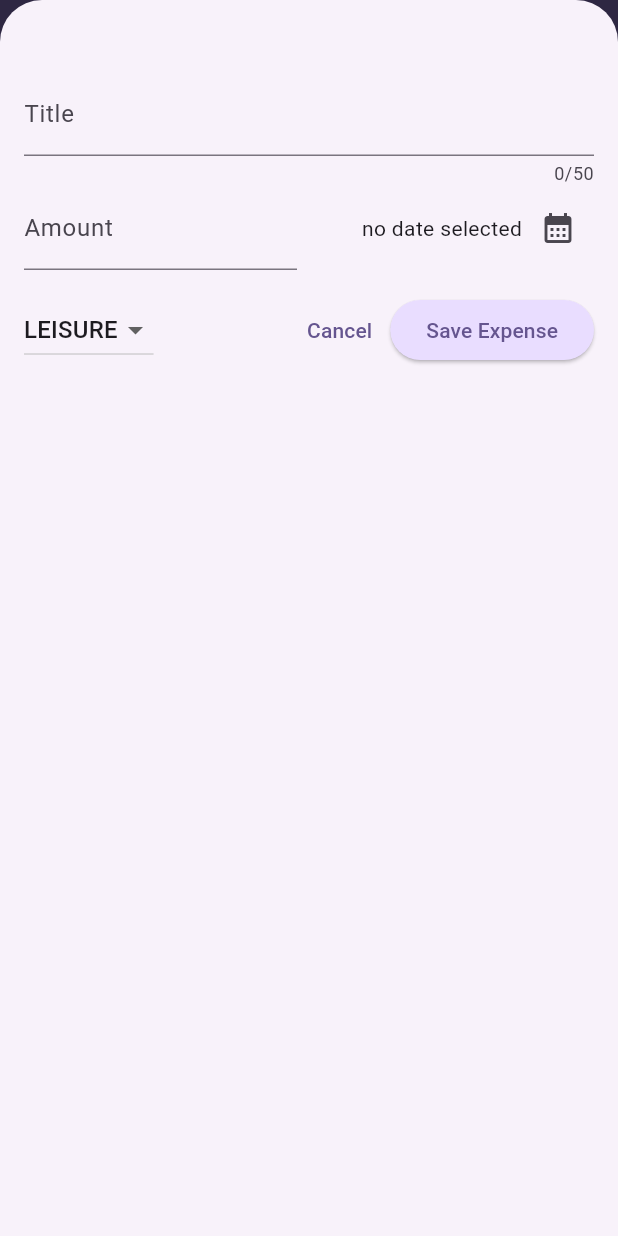
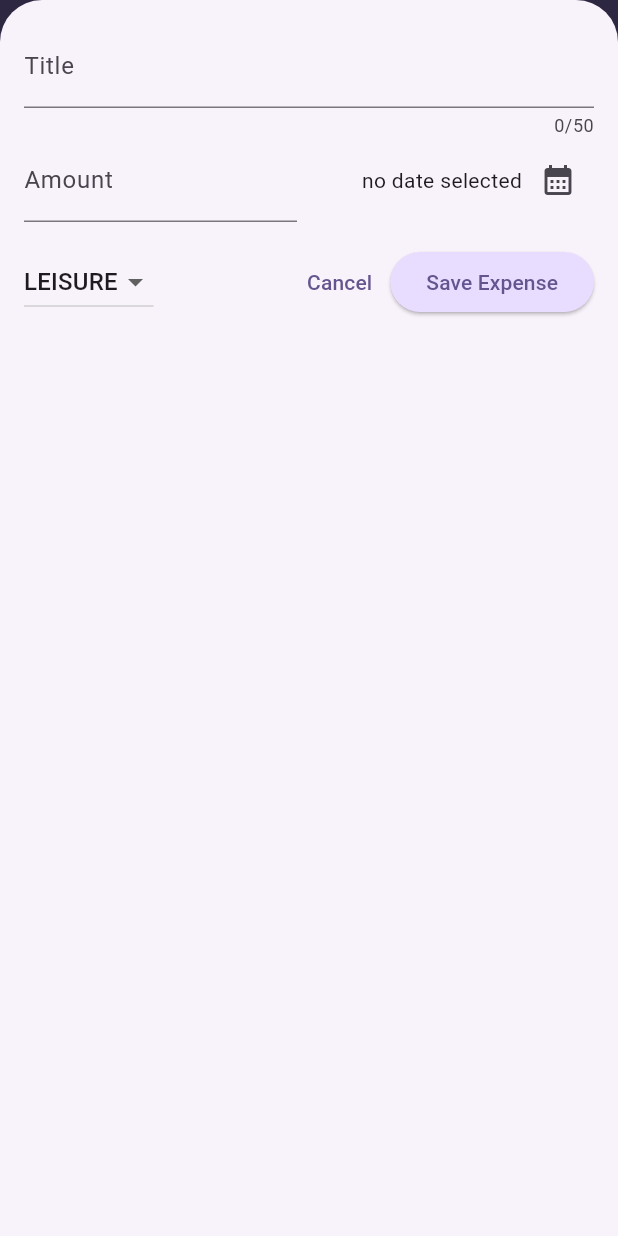
Before and after one commit to surajgond07/expense_tracker_flutter_app, a Flutter app: the screen it shows after launch, after a tap on the "add" icon, on a phone screen of 412 x 824 dp. Run offline on Flutter 3.47's test engine with Material 3 defaults, Android fonts, the phone set to English and light mode, and no system bars.

Commit message:
Adding Safe Area widget

```diff
--- a/lib/widget/expenses.dart
+++ b/lib/widget/expenses.dart
@@ -33,6 +33,7 @@ class _ExpensesState extends State<Expenses> {
   void _openAddExpenseOverlay() {
     // Showing Model
     showModalBottomSheet(
+      useSafeArea: true,
       isScrollControlled: true, // Model controll take full overlay height
       context: context,
       builder: (ctx) => NewExpense(onAddExpense: _addExpense),
--- a/lib/widget/new_expense.dart
+++ b/lib/widget/new_expense.dart
@@ -1,5 +1,6 @@
 import 'package:expense_tracker_app/model/expense.dart';
 import 'package:flutter/material.dart';
+import 'package:flutter/rendering.dart';
 
 class NewExpense extends StatefulWidget {
   const NewExpense({super.key, required this.onAddExpense});
@@ -85,8 +86,19 @@ class _NewExpenseState extends State<NewExpense> {
   @override
   // Widget build(Object context) {
   Widget build(BuildContext context) {
-    return Padding(
-      padding: const EdgeInsets.fromLTRB(16, 48, 16, 16),
+    final keyboardSpace = MediaQuery.of(context).viewInsets.bottom;
+
+    return LayoutBuilder(builder: (ctx, constraints) {
+      print(constraints.minWidth);
+      print(constraints.maxWidth);
+      print(constraints.minHeight);
+      print(constraints.maxHeight);
+      return SizedBox(
+        height: double.infinity,
+        child: SingleChildScrollView(
+          child: Padding(
+            // add extra padding that might be taken up by the keyboard(keyboardSpace)
+            padding: EdgeInsets.fromLTRB(16, 16, 16, keyboardSpace + 16),
             child: Column(
               children: [
                 TextField(
@@ -169,6 +181,9 @@ class _NewExpenseState extends State<NewExpense> {
                 )
               ],
             ),
+          ),
+        ),
       );
+    });
   }
 }
```
Lines whose indentation alone changed are shown as unchanged.
